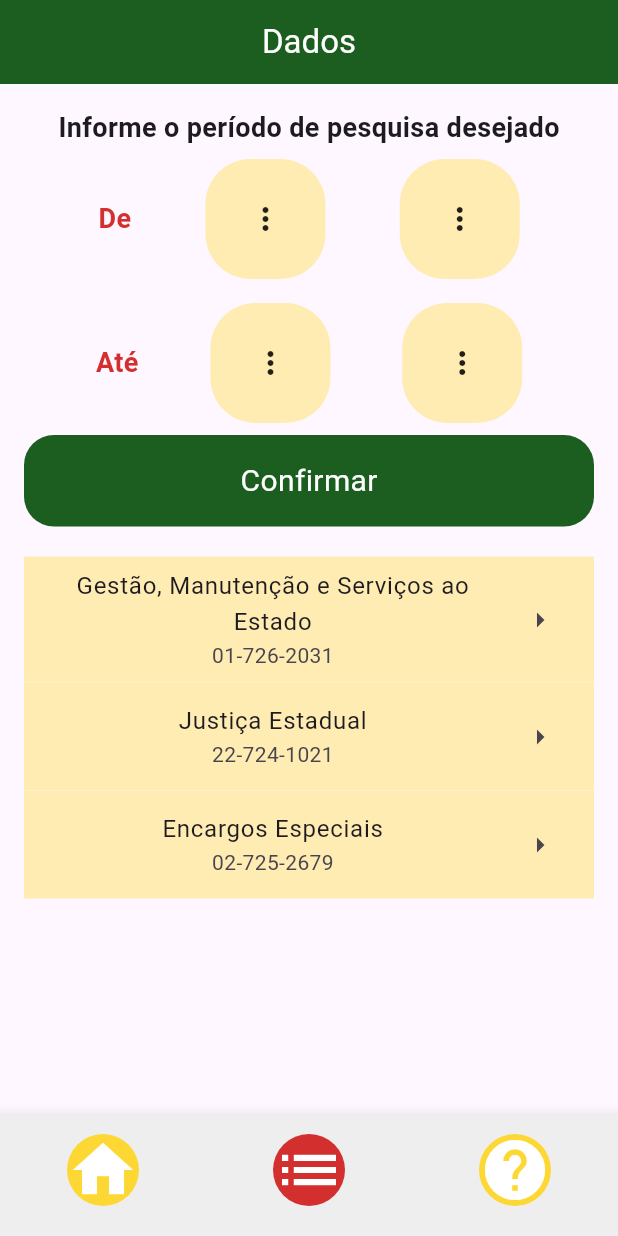
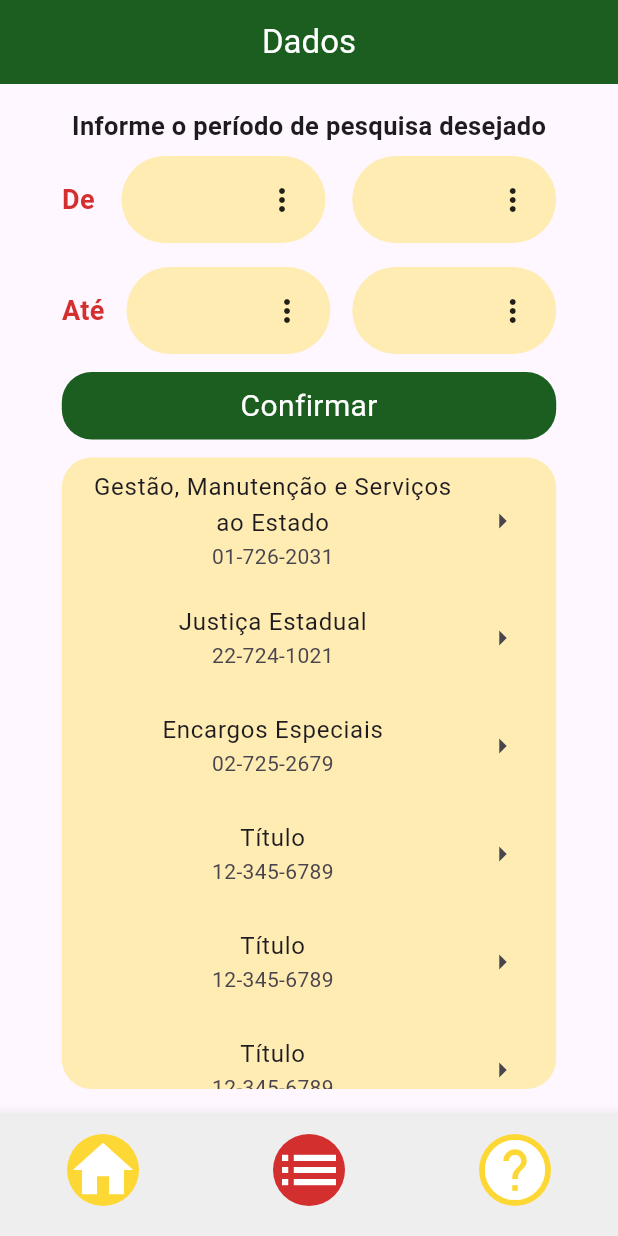
Before and after one commit to linard999/projeto_programacao_dispositivos_moveis, a Flutter app: the screen it shows after launch, item 2 of the bottom bar chosen, on a phone screen of 412 x 824 dp. Run offline on Flutter 3.47's test engine with Material 3 defaults, Android fonts, the phone set to English and light mode, and no system bars.

Commit message:
Adição de mais dados para exemplo de listagem e melhora na responsividade das telas

```diff
--- a/lib/tela_dados.dart
+++ b/lib/tela_dados.dart
@@ -21,10 +21,18 @@ class _TelaDadosState extends State<TelaDados> {
     DadosOrcamento(titulo: "Gestão, Manutenção e Serviços ao Estado", codigo: "01-726-2031"),
     DadosOrcamento(titulo: "Justiça Estadual", codigo: "22-724-1021"),
     DadosOrcamento(titulo: "Encargos Especiais", codigo: "02-725-2679"),
+    DadosOrcamento(titulo: "Título", codigo: "12-345-6789"),
+    DadosOrcamento(titulo: "Título", codigo: "12-345-6789"),
+    DadosOrcamento(titulo: "Título", codigo: "12-345-6789"),
+    DadosOrcamento(titulo: "Título", codigo: "12-345-6789"),
+    DadosOrcamento(titulo: "Título", codigo: "12-345-6789"),
+    DadosOrcamento(titulo: "Título", codigo: "12-345-6789"),
+    DadosOrcamento(titulo: "Título", codigo: "12-345-6789"),
   ];
 
   @override
   Widget build(BuildContext context) {
+    final contextSize = MediaQuery.of(context).size;
     return Scaffold(
         appBar: AppBar(
           title: const Text("Dados"),
@@ -33,17 +41,18 @@ class _TelaDadosState extends State<TelaDados> {
           backgroundColor: Colors.green.shade900,
         ),
         body: Padding(
-            padding: const EdgeInsets.all(16.0),
+            padding: EdgeInsets.only(top: 16.0, bottom: 16.0, left: 10 * contextSize.width / 100, right: 10 * contextSize.width / 100),
             child: Column(
+              mainAxisAlignment: MainAxisAlignment.start,
               children: [
                 const Center(
                   child: Text("Informe o período de pesquisa desejado",
                       style:
-                          TextStyle(fontSize: 18, fontWeight: FontWeight.bold)),
+                          TextStyle(fontSize: 17, fontWeight: FontWeight.bold)),
                 ),
                 const SizedBox(height: 8.0),
                 Row(
-                  mainAxisAlignment: MainAxisAlignment.spaceEvenly,
+                  mainAxisAlignment: MainAxisAlignment.spaceBetween,
                   children: [
                     Text("De",
                         style: TextStyle(
@@ -54,16 +63,17 @@ class _TelaDadosState extends State<TelaDados> {
                         decoration: BoxDecoration(
                             color: Colors.amber.shade100,
                             borderRadius: BorderRadius.circular(30.0)),
+                            width: 33 * contextSize.width /100,
                         child: Center(
                             child: Padding(
-                          padding: const EdgeInsets.all(16.0),
+                          padding: const EdgeInsets.all(5),
                           child: Row(
-                            mainAxisAlignment: MainAxisAlignment.spaceEvenly,
+                            mainAxisAlignment: MainAxisAlignment.end,
                             children: [
                               Text(deMes,
                                   style: const TextStyle(
                                       color: Colors.black,
-                                      fontSize: 20,
+                                      fontSize: 15,
                                       fontWeight: FontWeight.bold)),
                               PopupMenuButton(
                                 onSelected: (value) {
@@ -105,16 +115,17 @@ class _TelaDadosState extends State<TelaDados> {
                         decoration: BoxDecoration(
                             color: Colors.amber.shade100,
                             borderRadius: BorderRadius.circular(30.0)),
+                            width: 33 * contextSize.width /100,
                         child: Center(
                             child: Padding(
-                          padding: const EdgeInsets.all(16.0),
+                          padding: const EdgeInsets.all(5),
                           child: Row(
-                            mainAxisAlignment: MainAxisAlignment.spaceEvenly,
+                            mainAxisAlignment: MainAxisAlignment.end,
                             children: [
                               Text(deAno,
                                   style: const TextStyle(
                                       color: Colors.black,
-                                      fontSize: 20,
+                                      fontSize: 15,
                                       fontWeight: FontWeight.bold)),
                               PopupMenuButton(
                                 onSelected: (value) {
@@ -142,7 +153,7 @@ class _TelaDadosState extends State<TelaDados> {
                 ),
                 const SizedBox(height: 16.0),
                 Row(
-                  mainAxisAlignment: MainAxisAlignment.spaceEvenly,
+                  mainAxisAlignment: MainAxisAlignment.spaceBetween,
                   children: [
                     Text("Até",
                         style: TextStyle(
@@ -153,16 +164,17 @@ class _TelaDadosState extends State<TelaDados> {
                         decoration: BoxDecoration(
                             color: Colors.amber.shade100,
                             borderRadius: BorderRadius.circular(30.0)),
+                            width: 33 * contextSize.width /100,
                         child: Center(
                             child: Padding(
-                          padding: const EdgeInsets.all(16.0),
+                          padding: const EdgeInsets.all(5),
                           child: Row(
-                            mainAxisAlignment: MainAxisAlignment.spaceEvenly,
+                            mainAxisAlignment: MainAxisAlignment.end,
                             children: [
                               Text(ateMes,
                                   style: const TextStyle(
                                       color: Colors.black,
-                                      fontSize: 20,
+                                      fontSize: 15,
                                       fontWeight: FontWeight.bold)),
                               PopupMenuButton(
                                 onSelected: (value) {
@@ -201,19 +213,20 @@ class _TelaDadosState extends State<TelaDados> {
                           ),
                         ))),
                     Container(
+                        width: 33 * contextSize.width /100,
                         decoration: BoxDecoration(
                             color: Colors.amber.shade100,
                             borderRadius: BorderRadius.circular(30.0)),
                         child: Center(
                             child: Padding(
-                          padding: const EdgeInsets.all(16.0),
+                          padding: const EdgeInsets.all(5),
                           child: Row(
-                            mainAxisAlignment: MainAxisAlignment.spaceEvenly,
+                            mainAxisAlignment: MainAxisAlignment.end,
                             children: [
                               Text(ateAno,
                                   style: const TextStyle(
                                       color: Colors.black,
-                                      fontSize: 20,
+                                      fontSize: 15,
                                       fontWeight: FontWeight.bold)),
                               PopupMenuButton(
                                 onSelected: (value) {
@@ -239,7 +252,7 @@ class _TelaDadosState extends State<TelaDados> {
                         ))),
                   ],
                 ),
-                const SizedBox(height: 8.0),
+                const SizedBox(height: 12),
                 GestureDetector(
                   onTap: () {},
                   child: Container(
@@ -248,14 +261,41 @@ class _TelaDadosState extends State<TelaDados> {
                           borderRadius: BorderRadius.circular(20.0)),
                       child: const Center(
                           child: Padding(
-                        padding: EdgeInsets.all(16.0),
+                        padding: EdgeInsets.all(8.0),
                         child: Text("Confirmar",
                             style:
                                 TextStyle(color: Colors.white, fontSize: 20)),
                       ))),
                 ),
-                const SizedBox(height: 20),
+                const SizedBox(height: 12),
                 Expanded(
+                  child: Container(
+                    decoration: BoxDecoration(
+                      color: Colors.amber.shade100,
+                      borderRadius: BorderRadius.circular(20),
+                    ),
+                    child: Scrollbar(
+                      child: ListView.builder(
+                        itemCount: orcamentos.length,
+                        itemBuilder: (BuildContext context, int index) {
+                          return ListTile(
+                            title: Text(
+                              orcamentos[index].titulo,
+                              textAlign: TextAlign.center,
+                            ),
+                            subtitle: Text(
+                              orcamentos[index].codigo,
+                              textAlign: TextAlign.center,
+                            ),
+                            trailing: const Icon(Icons.arrow_right_outlined),
+                            onTap: () {},
+                          );
+                        }
+                      ),
+                    ),
+                  ),
+                )
+                /*Expanded(
                     child: ListView(
                   children:
                       List<Widget>.from(orcamentos.map((DadosOrcamento dado) => ListTile(
@@ -270,7 +310,7 @@ class _TelaDadosState extends State<TelaDados> {
                         tileColor: Colors.amber.shade100,
                         trailing: const Icon(Icons.arrow_right_outlined),
                         onTap: () {}))),
-                ))
+                ))*/
               ],
             )));
   }
```
Also changed, not shown: lib/tela_ajuda.dart (+13 -10 lines), lib/tela_home.dart (+13 -2 lines).
